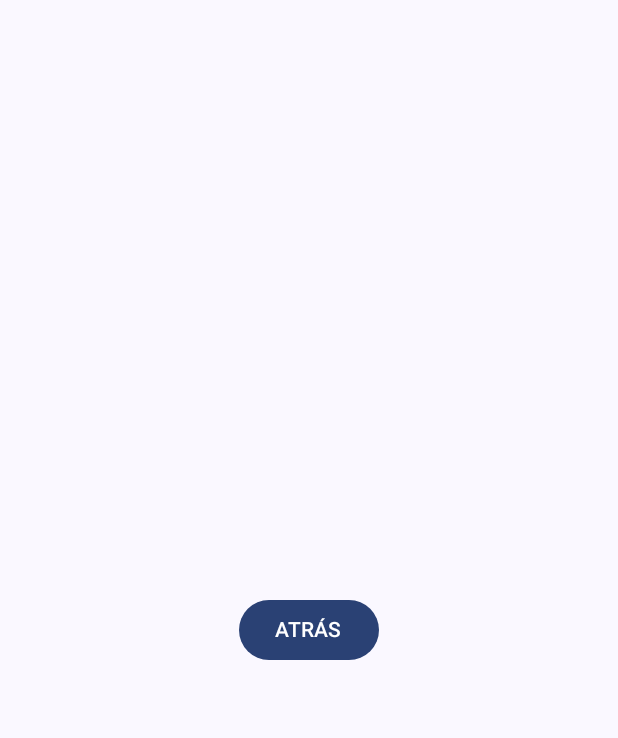
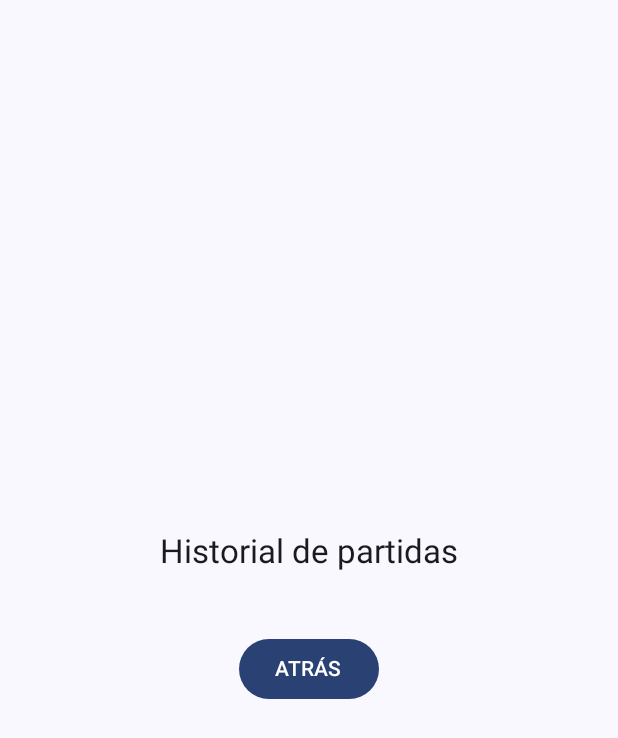
Before and after one commit to Felipejenoy/MindMaster, an Android app built with Jetpack Compose: the screen it shows after launch (MainActivity), after a tap on "PUNTUACIONES", on a phone screen of 412 x 824 dp. Shown: the top 738 px of the screen. Run offline under Robolectric (Android 15) with nearby library versions, the phone set to English and light mode, and no system bars.

Commit message:
version final de acceso a base de datos locales con SQLite para el historial de partidas

```diff
--- a/app/src/main/java/com/example/mindmaster/MainActivity.kt
+++ b/app/src/main/java/com/example/mindmaster/MainActivity.kt
@@ -61,24 +61,57 @@ class MainActivity : ComponentActivity() {
     }
 }
 
+class PuntuacionesDatabaseHelper(context: Context) : SQLiteOpenHelper(context, "puntuaciones.db", null, 1) {
 
-class ScoreDatabaseHelper(context: Context) : SQLiteOpenHelper(context, "Scores.db", null, 1) {
     override fun onCreate(db: SQLiteDatabase) {
+        // Crea la tabla "puntuaciones"
         db.execSQL(
             """
-            CREATE TABLE scores (
+            CREATE TABLE puntuaciones (
                 id INTEGER PRIMARY KEY AUTOINCREMENT,
-                dificultad TEXT,
-                score INTEGER
+                dificultad TEXT NOT NULL,
+                puntaje INTEGER NOT NULL
             )
             """.trimIndent()
         )
     }
 
     override fun onUpgrade(db: SQLiteDatabase, oldVersion: Int, newVersion: Int) {
-        db.execSQL("DROP TABLE IF EXISTS scores")
+        // Si se actualiza la versión de la base de datos, puedes manejar cambios aquí
+        db.execSQL("DROP TABLE IF EXISTS puntuaciones")
         onCreate(db)
     }
+}
+
+fun insertPuntuacion(context: Context, dificultad: String, puntaje: Int) {
+    val dbHelper = PuntuacionesDatabaseHelper(context)
+    val db = dbHelper.writableDatabase
+
+    val values = ContentValues().apply {
+        put("dificultad", dificultad)
+        put("puntaje", puntaje)
+    }
+
+    db.insert("puntuaciones", null, values)
+    db.close()
+}
+
+fun getPuntuaciones(context: Context): List<Pair<String, Int>> {
+    val dbHelper = PuntuacionesDatabaseHelper(context)
+    val db = dbHelper.readableDatabase
+
+    val cursor = db.rawQuery("SELECT dificultad, puntaje FROM puntuaciones", null)
+    val puntuaciones = mutableListOf<Pair<String, Int>>()
+
+    while (cursor.moveToNext()) {
+        val dificultad = cursor.getString(cursor.getColumnIndexOrThrow("dificultad"))
+        val puntaje = cursor.getInt(cursor.getColumnIndexOrThrow("puntaje"))
+        puntuaciones.add(dificultad to puntaje)
+    }
+
+    cursor.close()
+    db.close()
+    return puntuaciones
 }
 
 @Composable
@@ -222,12 +255,19 @@ fun PantallaOpciones (onInicioClick: ()-> Unit) {
 fun PantallaMejoresPuntuaciones(
     onBackClik: () -> Unit
 ) {
-    // Inserta puntuaciones iniciales si es necesario
-    val puntuacionesIniciales = listOf(
-        Triple(1, "Normal", 400),
-        Triple(2, "Dificil", 600),
-        Triple(3, "Facil", 300)
-    )
+    val context = LocalContext.current
+
+    // Lista reactiva para las puntuaciones
+    val puntuaciones = remember { mutableStateListOf<Pair<String, Int>>() }
+
+    // Inserta las puntuaciones iniciales y recupera datos
+    LaunchedEffect(Unit) {
+        // Recupera las puntuaciones
+        val nuevaLista = getPuntuaciones(context)
+        puntuaciones.clear() // Limpia y actualiza la lista reactiva
+        puntuaciones.addAll(nuevaLista)
+    }
+
     // Construimos la UI
     Column(
         modifier = Modifier
@@ -236,6 +276,16 @@ fun PantallaMejoresPuntuaciones(
         horizontalAlignment = Alignment.CenterHorizontally,
         verticalArrangement = Arrangement.Center
     ) {
+        Text(
+            text = "Historial de partidas",
+            style = MaterialTheme.typography.titleLarge
+        )
+        Spacer(modifier = Modifier.height(24.dp))
+
+        // Muestra solo las últimas 10 puntuaciones en orden inverso (más recientes primero)
+        puntuaciones.takeLast(10).reversed().forEachIndexed { index, (dificultad, puntaje) ->
+            Text(text = "N°:${index + 1}    Dificultad: $dificultad    Puntaje: $puntaje")
+        }
 
         Spacer(modifier = Modifier.height(16.dp))
 
@@ -297,7 +347,7 @@ fun JuegoMemoria(
         for (i in secuencia.indices) {
             val index = secuencia[i]
             tarjetasIluminadas[index] = true
-            delay(500)
+            delay(750)
             tarjetasIluminadas[index] = false
             delay(250)
         }
@@ -348,6 +398,7 @@ fun JuegoMemoria(
                                     val indexActual = secuenciaUsuario.size - 1
                                     if (secuenciaUsuario[indexActual] != secuencia[indexActual]) {
                                         mostrarResultado.value = "Fallaste, intenta de nuevo."
+                                        insertPuntuacion(context, dificultad, score)
                                     } else if (secuenciaUsuario.size == secuencia.size) {
                                         mostrarResultado.value = "¡Correcto!"
                                         when(tamañoMatriz){
@@ -357,12 +408,12 @@ fun JuegoMemoria(
                                         }
                                     }
                                 }
+
                         )
                     }
                 }
             }
         }
-
         mostrarResultado.value?.let { resultado ->
             Spacer(modifier = Modifier.height(24.dp))
             Text(resultado, fontSize = 18.sp)
```
